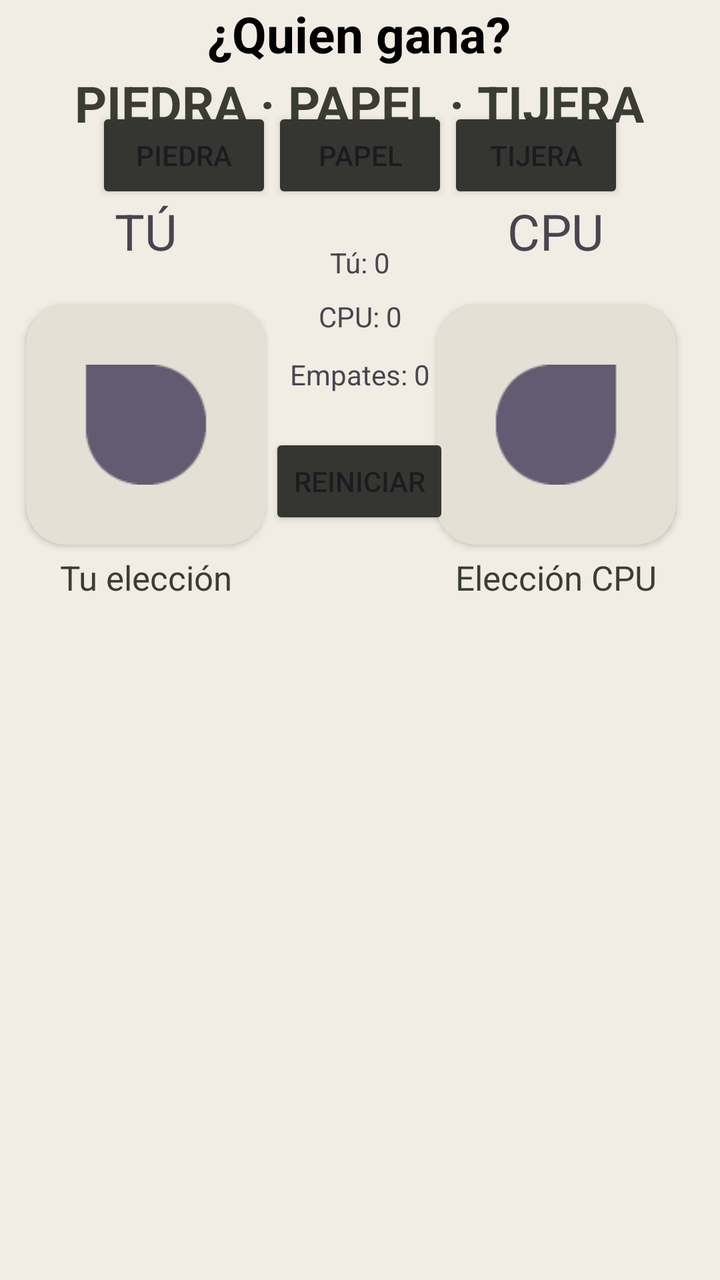
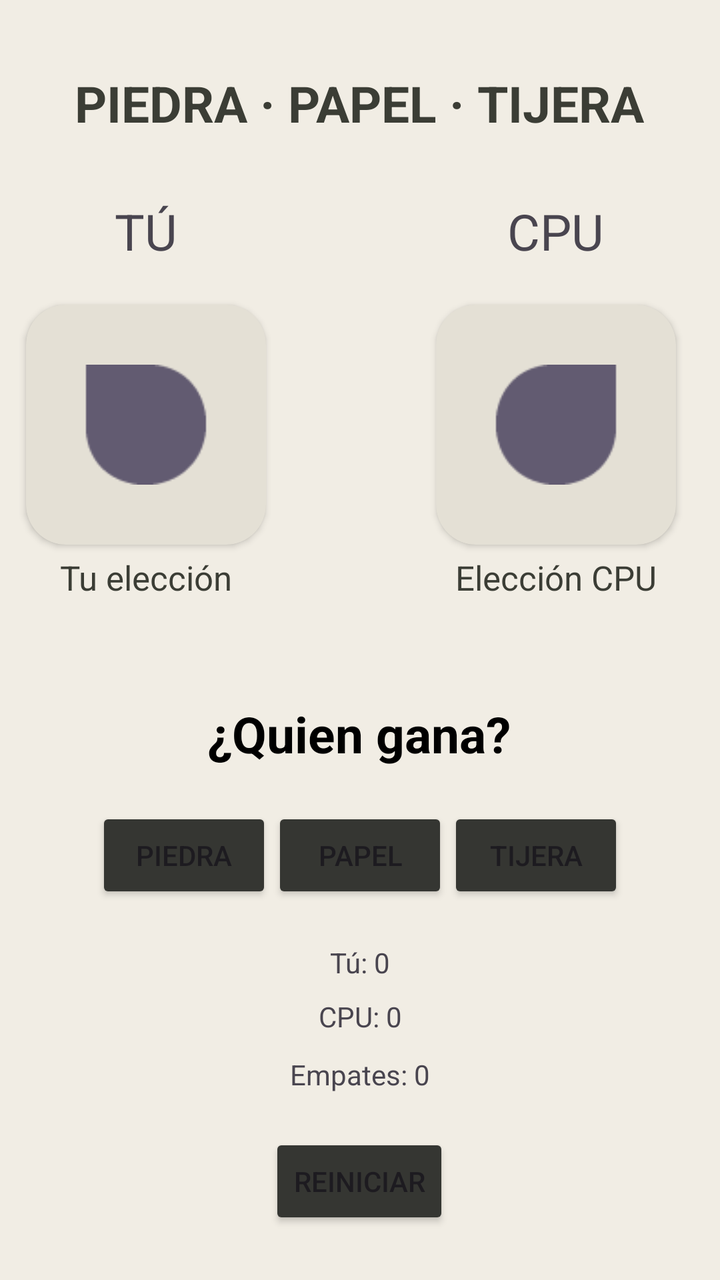

Two renders of the same Android screen: before a commit and after it. Below are the layout's source before the change and the commit's diff.
<!-- AndroidManifest.xml: application theme Theme.PiedraPapelTijera -->
<!-- res/layout/activity_main.xml -->
<?xml version="1.0" encoding="utf-8"?>
<androidx.constraintlayout.widget.ConstraintLayout xmlns:android="http://schemas.android.com/apk/res/android"
    xmlns:app="http://schemas.android.com/apk/res-auto"
    xmlns:tools="http://schemas.android.com/tools"
    android:id="@+id/main"
    android:layout_width="match_parent"
    android:layout_height="match_parent"
    tools:context=".MainActivity"
    android:background="@color/fondo"
    >

    <TextView
        android:id="@+id/tv_jugador"
        android:layout_width="wrap_content"
        android:layout_height="wrap_content"
        android:layout_marginStart="20dp"
        android:layout_marginTop="30dp"
        android:text="TÚ"
        android:textSize="25dp"
        app:layout_constraintStart_toStartOf="@+id/tv_titulo"
        app:layout_constraintTop_toBottomOf="@+id/tv_titulo" />

    <TextView
        android:id="@+id/tv_titulo"
        android:layout_width="wrap_content"
        android:layout_height="34dp"
        android:text="PIEDRA · PAPEL · TIJERA"
        android:textSize="25sp"
        android:textStyle="bold"
        app:layout_constraintBottom_toBottomOf="parent"
        app:layout_constraintEnd_toEndOf="parent"
        app:layout_constraintHorizontal_bias="0.496"
        app:layout_constraintStart_toStartOf="parent"
        app:layout_constraintTop_toTopOf="parent"
        app:layout_constraintVertical_bias="0.057"
        android:textColor="@color/texto1"
        />

    <TextView
        android:id="@+id/tv_CPU"
        android:layout_width="wrap_content"
        android:layout_height="wrap_content"
        android:layout_marginTop="30dp"
        android:layout_marginEnd="20dp"
        android:text="CPU"
        android:textSize="25dp"
        app:layout_constraintEnd_toEndOf="@+id/tv_titulo"
        app:layout_constraintTop_toBottomOf="@+id/tv_titulo" />

    <androidx.cardview.widget.CardView
        android:id="@+id/cardView2"
        android:layout_width="120dp"
        android:layout_height="120dp"
        android:layout_marginTop="20dp"
        android:backgroundTint="@color/fondoOscuro"
        app:cardCornerRadius="20dp"
        app:layout_constraintEnd_toEndOf="@+id/tv_jugador"
        app:layout_constraintStart_toStartOf="@+id/tv_jugador"
        app:layout_constraintTop_toBottomOf="@+id/tv_jugador" >

        <ImageView
            android:id="@+id/iv_tu"
            android:layout_width="match_parent"
            android:layout_height="match_parent"
            app:srcCompat="?android:attr/textSelectHandleRight" />

    </androidx.cardview.widget.CardView>

    <androidx.cardview.widget.CardView
        android:id="@+id/cardView"
        android:layout_width="120dp"
        android:layout_height="120dp"
        android:layout_marginTop="20dp"
        android:backgroundTint="@color/fondoOscuro"
        app:cardCornerRadius="20dp"
        app:layout_constraintEnd_toEndOf="@+id/tv_CPU"
        app:layout_constraintStart_toStartOf="@+id/tv_CPU"
        app:layout_constraintTop_toBottomOf="@+id/tv_CPU" >

        <ImageView
            android:id="@+id/iv_CPU"
            android:layout_width="match_parent"
            android:layout_height="match_parent"
            app:srcCompat="?android:attr/textSelectHandleLeft" />
    </androidx.cardview.widget.CardView>

    <TextView
        android:id="@+id/tv_tuEleccion"
        android:layout_width="wrap_content"
        android:layout_height="wrap_content"
        android:layout_marginTop="5dp"
        android:text="Tu elección"
        android:textSize="17dp"
        app:layout_constraintEnd_toEndOf="@+id/cardView2"
        app:layout_constraintStart_toStartOf="@+id/cardView2"
        app:layout_constraintTop_toBottomOf="@+id/cardView2"
        android:textColor="@color/texto1"
        />

    <TextView
        android:id="@+id/tv_eleccionCPU"
        android:layout_width="wrap_content"
        android:layout_height="wrap_content"
        android:layout_marginTop="5dp"
        android:text="Elección CPU"
        android:textSize="17dp"
        app:layout_constraintEnd_toEndOf="@+id/cardView"
        app:layout_constraintStart_toStartOf="@+id/cardView"
        app:layout_constraintTop_toBottomOf="@+id/cardView"
        android:textColor="@color/texto1"
        />

    <TextView
        android:id="@+id/tv_qnGana"
        android:layout_width="wrap_content"
        android:layout_height="wrap_content"
        android:text="¿Quien gana?"
        android:textSize="25sp"
        android:textStyle="bold"
        app:layout_constraintEnd_toEndOf="parent"
        app:layout_constraintHorizontal_bias="0.498"
        app:layout_constraintStart_toStartOf="parent"
        tools:layout_editor_absoluteY="348dp"
        android:textColor="@color/black"
        />

    <Button
        android:id="@+id/bt_piedra"
        android:layout_width="wrap_content"
        android:layout_height="wrap_content"
        android:layout_marginStart="55dp"
        android:layout_marginTop="20dp"
        android:backgroundTint="@color/boton"
        android:text="PIEDRA"
        app:cornerRadius="7dp"
        app:layout_constraintEnd_toStartOf="@+id/bt_papel"
        app:layout_constraintStart_toStartOf="parent"
        app:layout_constraintTop_toBottomOf="@+id/tv_qnGana" />

    <Button
        android:id="@+id/bt_papel"
        android:layout_width="wrap_content"
        android:layout_height="wrap_content"
        android:backgroundTint="@color/boton"
        android:text="PAPEL"
        app:cornerRadius="7dp"
        app:layout_constraintBottom_toBottomOf="@+id/bt_piedra"
        app:layout_constraintEnd_toStartOf="@+id/bt_tijera"
        app:layout_constraintStart_toEndOf="@+id/bt_piedra"
        app:layout_constraintTop_toTopOf="@+id/bt_piedra" />

    <Button
        android:id="@+id/bt_tijera"
        android:layout_width="wrap_content"
        android:layout_height="wrap_content"
        android:layout_marginEnd="55dp"
        android:backgroundTint="@color/boton"
        android:text="TIJERA"
        app:cornerRadius="7dp"
        app:layout_constraintBottom_toBottomOf="@+id/bt_papel"
        app:layout_constraintEnd_toEndOf="parent"
        app:layout_constraintStart_toEndOf="@+id/bt_papel"
        app:layout_constraintTop_toTopOf="@+id/bt_papel" />

    <Button
        android:id="@+id/bt_reiniciar"
        android:layout_width="wrap_content"
        android:layout_height="wrap_content"
        android:layout_marginTop="20dp"
        android:backgroundTint="@color/boton"
        android:text="REINICIAR"
        app:cornerRadius="7dp"
        app:layout_constraintEnd_toEndOf="@+id/tv_empates"
        app:layout_constraintHorizontal_bias="0.511"
        app:layout_constraintStart_toStartOf="@+id/tv_empates"
        app:layout_constraintTop_toBottomOf="@+id/tv_empates" />

    <TextView
        android:id="@+id/tv_puntTu"
        android:layout_width="wrap_content"
        android:layout_height="17dp"
        android:layout_marginTop="20dp"
        android:text="Tú: 0"
        app:layout_constraintEnd_toEndOf="@+id/bt_papel"
        app:layout_constraintStart_toStartOf="@+id/bt_papel"
        app:layout_constraintTop_toBottomOf="@+id/bt_papel" />

    <TextView
        android:id="@+id/tv_puntCPU"
        android:layout_width="wrap_content"
        android:layout_height="wrap_content"
        android:layout_marginTop="10dp"
        android:text="CPU: 0"
        app:layout_constraintEnd_toEndOf="@+id/tv_puntTu"
        app:layout_constraintStart_toStartOf="@+id/tv_puntTu"
        app:layout_constraintTop_toBottomOf="@+id/tv_puntTu" />

    <TextView
        android:id="@+id/tv_empates"
        android:layout_width="wrap_content"
        android:layout_height="wrap_content"
        android:layout_marginTop="10dp"
        android:text="Empates: 0"
        app:layout_constraintEnd_toEndOf="@+id/tv_puntCPU"
        app:layout_constraintStart_toStartOf="@+id/tv_puntCPU"
        app:layout_constraintTop_toBottomOf="@+id/tv_puntCPU" />

</androidx.constraintlayout.widget.ConstraintLayout>
<!-- resources referenced by this layout -->
<resources>
  <color name="black">#FF000000</color>
  <color name="boton">#353632</color>
  <color name="fondo">#f1ede4</color>
  <color name="fondoOscuro">#e4e0d5</color>
  <color name="texto1">#3b3d35</color>
  <style name="Theme.PiedraPapelTijera" parent="Base.Theme.PiedraPapelTijera" />
  <style name="Base.Theme.PiedraPapelTijera" parent="Theme.Material3.DayNight.NoActionBar">
          
          
      </style>
</resources>

<!-- the commit's change to res/layout/activity_main.xml (unified diff, before → after) -->
@@ -114,15 +114,15 @@
         android:id="@+id/tv_qnGana"
         android:layout_width="wrap_content"
         android:layout_height="wrap_content"
+        android:layout_marginTop="350dp"
         android:text="¿Quien gana?"
+        android:textColor="@color/black"
         android:textSize="25sp"
         android:textStyle="bold"
         app:layout_constraintEnd_toEndOf="parent"
         app:layout_constraintHorizontal_bias="0.498"
         app:layout_constraintStart_toStartOf="parent"
-        tools:layout_editor_absoluteY="348dp"
-        android:textColor="@color/black"
-        />
+        app:layout_constraintTop_toTopOf="parent" />
 
     <Button
         android:id="@+id/bt_piedra"
